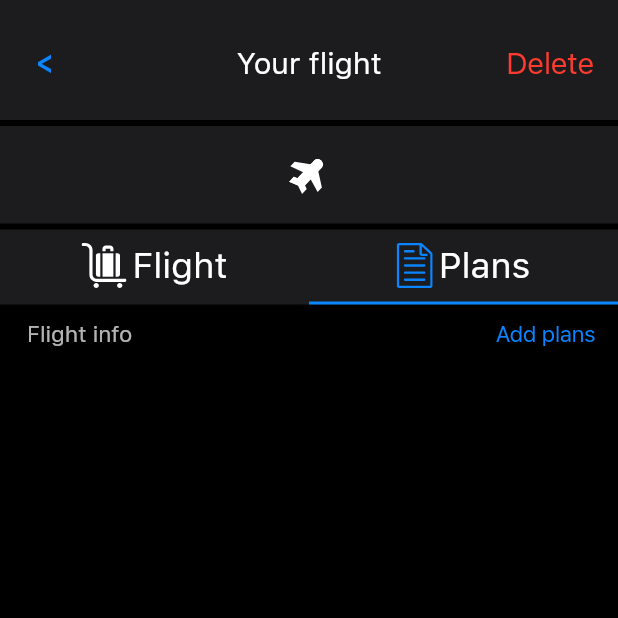
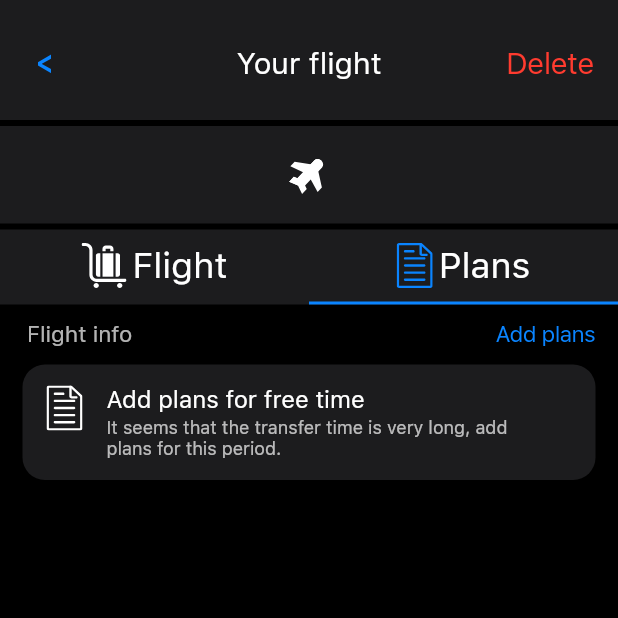
Before and after one commit to kent0505/travel_test, a Flutter app: the FlightDetailPage screen opened directly with empty values, tab 2 chosen, on a phone screen of 412 x 824 dp, the top half of it. Run offline on Flutter 3.47's test engine with Material 3 defaults, Android fonts, the light colour scheme and no system bars; our stand-ins replace flutter_bloc, flutter_svg, go_router, hive_flutter, shared_preferences; accounts and stored records are empty.

Commit message:
plan add edit delete

```diff
--- a/lib/core/config/router.dart
+++ b/lib/core/config/router.dart
@@ -1,4 +1,5 @@
 import 'package:go_router/go_router.dart';
+import 'package:travel_test/features/home/pages/add_plan_page.dart';
 
 import '../../features/home/pages/add_arrival_page.dart';
 import '../../features/home/pages/add_departure_page.dart';
@@ -49,6 +50,12 @@ final routerConfig = GoRouter(
       ),
     ),
     GoRoute(
+      path: '/add-plan',
+      builder: (context, state) => AddPlanPage(
+        flight: state.extra as Flight,
+      ),
+    ),
+    GoRoute(
       path: '/edit-flight',
       builder: (context, state) => EditFlightPage(
         flight: state.extra as Flight,
--- a/lib/core/db/db.dart
+++ b/lib/core/db/db.dart
@@ -1,6 +1,7 @@
 import 'package:hive_flutter/hive_flutter.dart';
 
 import '../models/flight.dart';
+import '../models/plan.dart';
 import '../utils.dart';
 
 class DB {
@@ -14,6 +15,7 @@ Future<void> initHive() async {
     await Hive.initFlutter();
     // await Hive.deleteBoxFromDisk(DB.boxName);
     Hive.registerAdapter(FlightAdapter());
+    Hive.registerAdapter(PlanAdapter());
   } catch (e) {
     logger(e);
   }
--- a/lib/core/models/flight.dart
+++ b/lib/core/models/flight.dart
@@ -38,6 +38,8 @@ class Flight {
   String transferArrivalDate;
   @HiveField(17)
   String transferArrivalTime;
+  @HiveField(18)
+  List plans;
 
   Flight({
     required this.id,
@@ -58,6 +60,7 @@ class Flight {
     required this.transferDepartureTime,
     required this.transferArrivalDate,
     required this.transferArrivalTime,
+    required this.plans,
   });
 }
 
@@ -86,6 +89,7 @@ class FlightAdapter extends TypeAdapter<Flight> {
       transferDepartureTime: reader.read(),
       transferArrivalDate: reader.read(),
       transferArrivalTime: reader.read(),
+      plans: reader.read(),
     );
   }
 
@@ -109,5 +113,6 @@ class FlightAdapter extends TypeAdapter<Flight> {
     writer.write(obj.transferDepartureTime);
     writer.write(obj.transferArrivalDate);
     writer.write(obj.transferArrivalTime);
+    writer.write(obj.plans);
   }
 }
--- a/lib/features/home/bloc/home/home_bloc.dart
+++ b/lib/features/home/bloc/home/home_bloc.dart
@@ -40,6 +40,7 @@ class HomeBloc extends Bloc<HomeEvent, HomeState> {
           flight.transferDepartureTime = event.flight.transferDepartureTime;
           flight.transferArrivalDate = event.flight.transferArrivalDate;
           flight.transferArrivalTime = event.flight.transferArrivalTime;
+          flight.plans = event.flight.plans;
         }
       }
       await updateFlights();
--- a/lib/features/home/pages/add_arrival_page.dart
+++ b/lib/features/home/pages/add_arrival_page.dart
@@ -59,6 +59,7 @@ class _AddArrivalPageState extends State<AddArrivalPage> {
         transferDepartureTime: '',
         transferArrivalDate: '',
         transferArrivalTime: '',
+        plans: [],
       ),
     );
   }
--- a/lib/features/home/pages/add_departure_page.dart
+++ b/lib/features/home/pages/add_departure_page.dart
@@ -57,6 +57,7 @@ class _AddDeparturePageState extends State<AddDeparturePage> {
         transferDepartureTime: '',
         transferArrivalDate: '',
         transferArrivalTime: '',
+        plans: [],
       ),
     );
   }
--- a/lib/features/home/pages/add_transfer_page.dart
+++ b/lib/features/home/pages/add_transfer_page.dart
@@ -72,6 +72,7 @@ class _AddTransferPageState extends State<AddTransferPage> {
               transferDepartureTime: controller5.text,
               transferArrivalDate: controller6.text,
               transferArrivalTime: controller7.text,
+              plans: [],
             ),
           ),
         );
@@ -102,6 +103,7 @@ class _AddTransferPageState extends State<AddTransferPage> {
               transferDepartureTime: '',
               transferArrivalDate: '',
               transferArrivalTime: '',
+              plans: [],
             ),
           ),
         );
--- a/lib/features/home/pages/edit_flight_page.dart
+++ b/lib/features/home/pages/edit_flight_page.dart
@@ -78,6 +78,7 @@ class _EditFlightPageState extends State<EditFlightPage> {
                 transferDepartureTime: widget.flight.transferDepartureTime,
                 transferArrivalDate: widget.flight.transferArrivalDate,
                 transferArrivalTime: widget.flight.transferArrivalTime,
+                plans: widget.flight.plans,
               ),
             ),
           );
--- a/lib/features/home/pages/flight_detail_page.dart
+++ b/lib/features/home/pages/flight_detail_page.dart
@@ -2,6 +2,8 @@ import 'package:flutter/material.dart';
 import 'package:flutter_bloc/flutter_bloc.dart';
 import 'package:flutter_svg/flutter_svg.dart';
 import 'package:go_router/go_router.dart';
+import 'package:travel_test/features/home/widgets/no_plans_card.dart';
+import 'package:travel_test/features/home/widgets/plan_card.dart';
 
 import '../../../core/config/app_colors.dart';
 import '../../../core/models/flight.dart';
@@ -221,7 +223,9 @@ class _FlightDetailPageState extends State<FlightDetailPage>
                         const TitleText('Flight info'),
                         const Spacer(),
                         CuperButton(
-                          onPressed: () {},
+                          onPressed: () {
+                            context.push('/add-plan', extra: widget.flight);
+                          },
                           minSize: 20,
                           child: const TextR(
                             'Add plans',
@@ -231,8 +235,19 @@ class _FlightDetailPageState extends State<FlightDetailPage>
                         ),
                       ],
                     ),
+                    const SizedBox(height: 10),
+                    if (widget.flight.plans.isEmpty)
+                      const NoPlansCard()
+                    else ...[
+                      ...List.generate(
+                        widget.flight.plans.length,
+                        (index) {
+                          return PlanCard(plan: widget.flight.plans[index]);
+                        },
+                      ),
+                    ],
                   ],
-                ),
+                )
               ],
             ),
           ),
--- /dev/null
+++ b/lib/features/home/widgets/no_plans_card.dart
@@ -0,0 +1,48 @@
+import 'package:flutter/material.dart';
+import 'package:flutter_svg/flutter_svg.dart';
+
+import '../../../core/config/app_colors.dart';
+import '../../../core/widgets/texts/text_r.dart';
+
+class NoPlansCard extends StatelessWidget {
+  const NoPlansCard({super.key});
+
+  @override
+  Widget build(BuildContext context) {
+    return Container(
+      height: 77,
+      padding: const EdgeInsets.all(14),
+      decoration: BoxDecoration(
+        color: AppColors.main,
+        borderRadius: BorderRadius.circular(15),
+      ),
+      child: Row(
+        crossAxisAlignment: CrossAxisAlignment.start,
+        children: [
+          const SizedBox(width: 2),
+          SvgPicture.asset('assets/plans.svg'),
+          const SizedBox(width: 16),
+          Expanded(
+            child: Column(
+              crossAxisAlignment: CrossAxisAlignment.start,
+              children: [
+                const TextR(
+                  'Add plans for free time',
+                  fontSize: 16,
+                ),
+                const Spacer(),
+                TextR(
+                  'It seems that the transfer time is very long, add plans for this period.',
+                  fontSize: 12,
+                  maxLines: 2,
+                  color: AppColors.white70,
+                ),
+              ],
+            ),
+          ),
+          const SizedBox(width: 44),
+        ],
+      ),
+    );
+  }
+}
```
Also changed, not shown: lib/core/models/plan.dart (added, +32 -0 lines), lib/features/home/pages/add_plan_page.dart (added, +200 -0 lines), lib/features/home/widgets/plan_card.dart (added, +46 -0 lines).
